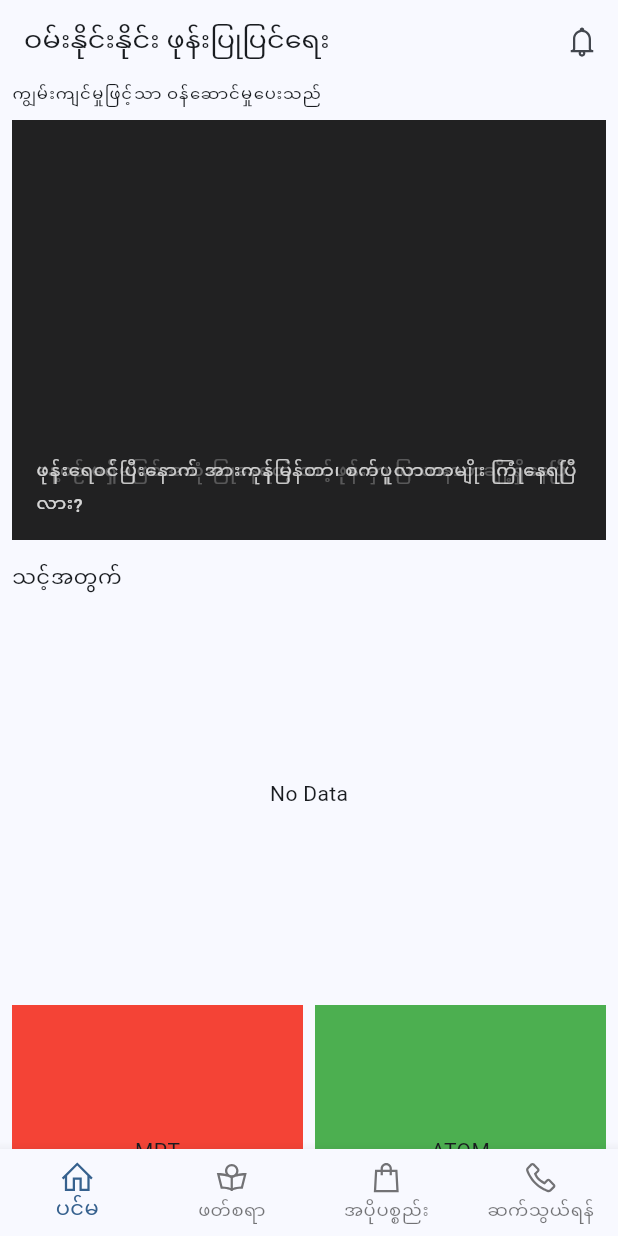
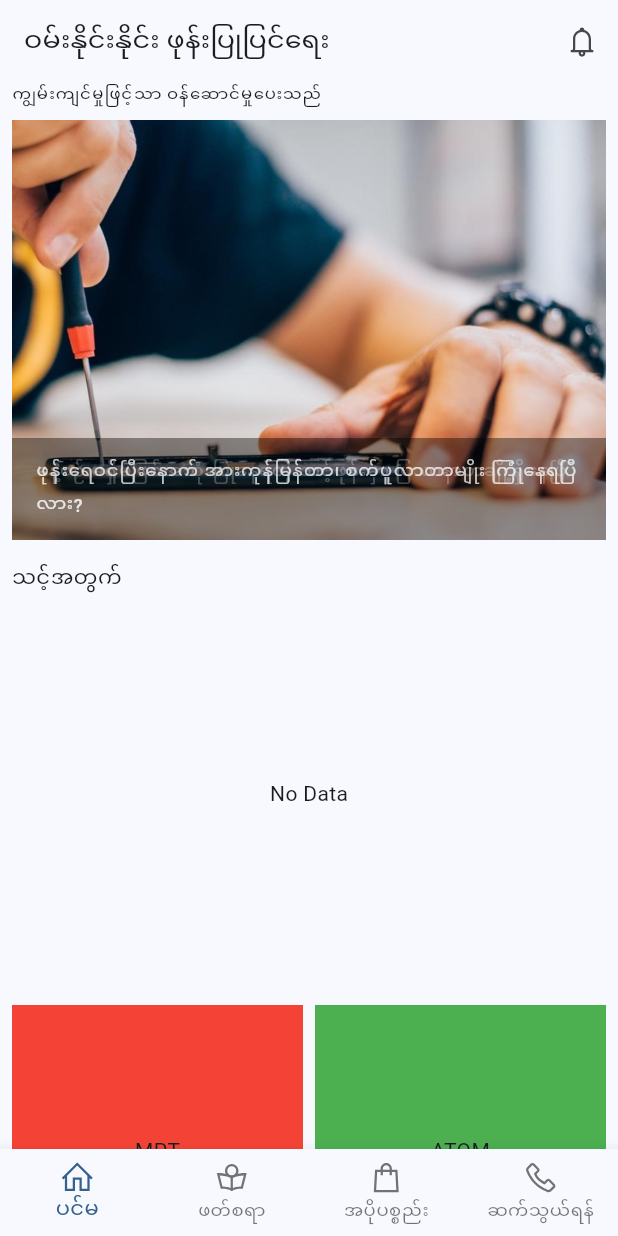
Before and after one commit to clickernux/phone_repair_service_199, a Flutter app: the screen it shows after launch, on a phone screen of 412 x 824 dp. Run offline on Flutter 3.47's test engine with Material 2 defaults, Android fonts, the phone set to English and light mode, and no system bars; our stand-ins replace cached_network_image, cloud_firestore, connectivity_plus, firebase_auth, firebase_core, go_router and 1 more; accounts and stored records are empty.

Commit message:
modified BannerScroll with static image .

```diff
--- a/lib/components/banner_scroll.dart
+++ b/lib/components/banner_scroll.dart
@@ -57,14 +57,23 @@ class _BannerScrollState extends State<BannerScroll> {
   Widget _introInfo(BuildContext context) {
     final textTheme = Theme.of(context).textTheme;
     return Container(
+      decoration: const BoxDecoration(
+        image: DecorationImage(
+          image: AssetImage('assets/images/repair_phone.jpg'),
+          fit: BoxFit.cover,
+        ),
+      ),
+      alignment: Alignment.bottomLeft,
+      child: Container(
         padding: const EdgeInsets.symmetric(
           vertical: 12,
           horizontal: 16,
         ),
-      decoration: const BoxDecoration(
-        color: Colors.black87,
+        decoration: BoxDecoration(
+          color: Colors.black.withOpacity(0.4),
+          // borderRadius: const BorderRadius.all(Radius.circular(12)),
         ),
-      alignment: Alignment.bottomLeft,
+        // alignment: Alignment.bottomLeft,
         child: AnimatedSwitcher(
           duration: const Duration(seconds: 1),
           transitionBuilder: (child, animation) {
@@ -84,6 +93,7 @@ class _BannerScrollState extends State<BannerScroll> {
             ),
           ),
         ),
+      ),
     );
   }
 }
```
Lines whose indentation alone changed are shown as unchanged.
